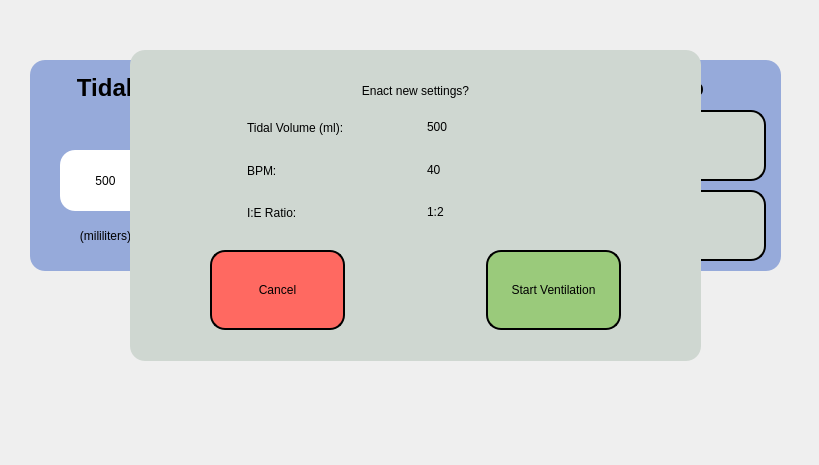
First picture: the form in software/control_system/gui/confirm_parameters.ui, repository VentCU/bbwtb, before the edit.
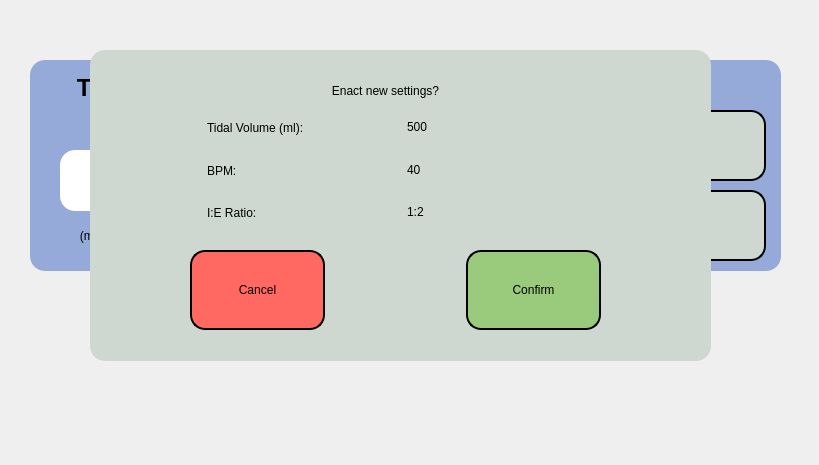
Second picture: the form after the edit. Icons and pictures are not drawn.

```diff
--- a/software/control_system/gui/confirm_parameters.ui
+++ b/software/control_system/gui/confirm_parameters.ui
@@ -545,9 +545,9 @@
    <widget class="QFrame" name="IE_frame_2">
     <property name="geometry">
      <rect>
-      <x>130</x>
+      <x>90</x>
       <y>50</y>
-      <width>571</width>
+      <width>621</width>
       <height>311</height>
      </rect>
     </property>
@@ -570,7 +570,7 @@
     <widget class="QWidget" name="horizontalLayoutWidget">
      <property name="geometry">
       <rect>
-       <x>80</x>
+       <x>100</x>
        <y>200</y>
        <width>411</width>
        <height>80</height>
@@ -634,7 +634,7 @@
 padding: 4px;</string>
         </property>
         <property name="text">
-         <string>Start Ventilation</string>
+         <string>Confirm</string>
         </property>
         <property name="flat">
          <bool>false</bool>
@@ -646,7 +646,7 @@
     <widget class="QLabel" name="label_4">
      <property name="geometry">
       <rect>
-       <x>10</x>
+       <x>20</x>
        <y>10</y>
        <width>551</width>
        <height>61</height>
@@ -720,7 +720,7 @@
     <widget class="QWidget" name="verticalLayoutWidget_2">
      <property name="geometry">
       <rect>
-       <x>290</x>
+       <x>310</x>
        <y>59</y>
        <width>191</width>
        <height>121</height>
```
Left out of the diff: 10 changed lines with no effect on the pictures.
